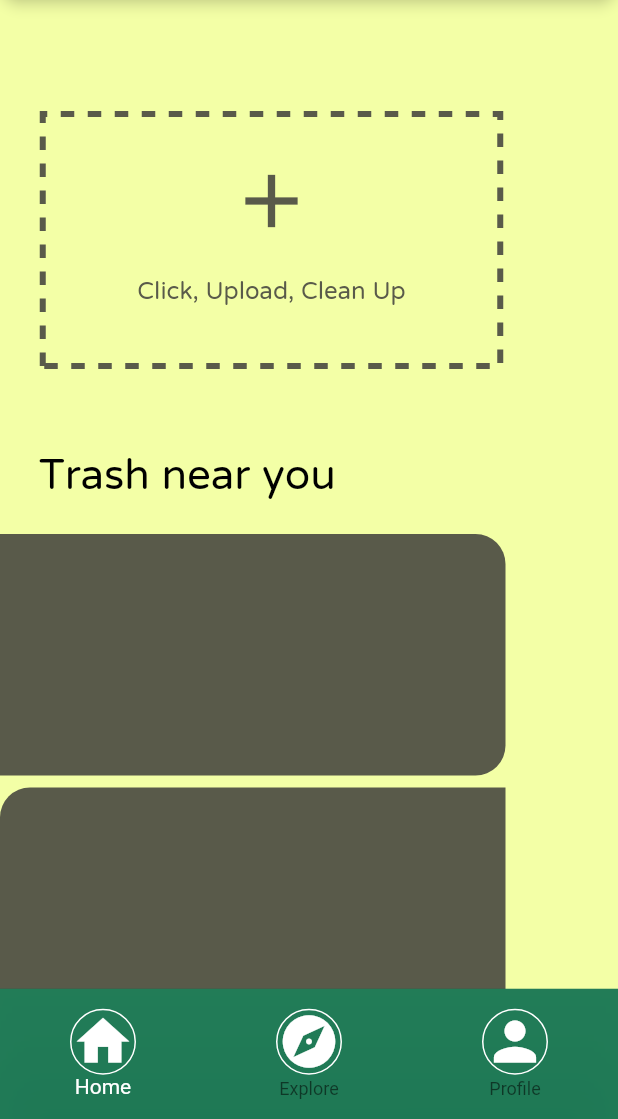
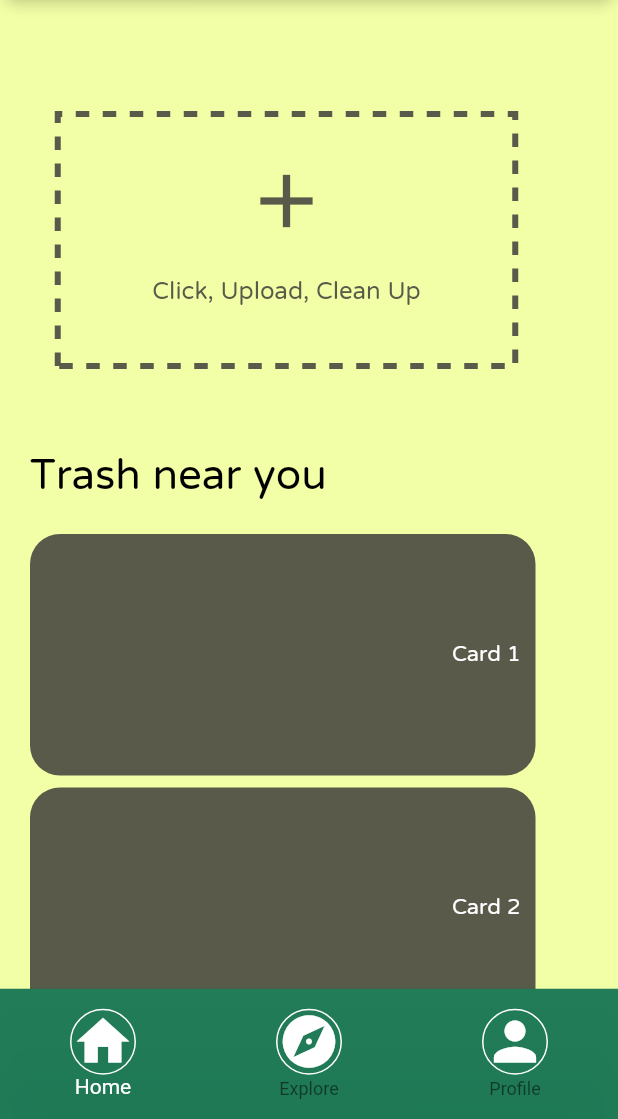
Before and after one commit to spellsharp/trasheroo, a Flutter app: the screen it shows after launch, on a phone screen of 412 x 824 dp, the part 117-1236 px from its top. Run offline on Flutter 3.47's test engine with Material 2 defaults, Android fonts, the light colour scheme and no system bars; drawn by our look-alikes of dotted_border; our stand-ins replace drop_shadow, firebase_auth, firebase_core, font_awesome_flutter, image_picker; accounts and stored records are empty.

Commit message:
finished taking pic and posting issue frontend; homepage with cards and data also finished

```diff
--- a/lib/Feedback.dart
+++ b/lib/Feedback.dart
@@ -35,7 +35,7 @@ class _FeedbackPageState extends State<FeedbackPage> {
   @override
   Widget build(BuildContext context) {
     return Scaffold(
-      backgroundColor: Color.fromRGBO(11, 110, 79, 1),
+      backgroundColor: Color.fromRGBO(243, 255, 166, 1),
       appBar: AppBar(
         title: Text('Feedback'),
       ),
--- a/lib/HomePage.dart
+++ b/lib/HomePage.dart
@@ -3,35 +3,11 @@ import 'package:dotted_border/dotted_border.dart';
 import 'package:trasheroo/SideBar.dart';
 import 'dart:io';
 import 'package:image_picker/image_picker.dart';
-
-class Leftcard extends StatefulWidget {
-  const Leftcard({Key? key}) : super(key: key);
-  @override
-  State<Leftcard> createState() => _LeftcardState();
-}
-
-class _LeftcardState extends State<Leftcard> {
-  @override
-  Widget build(BuildContext context) {
-    return Padding(
-      padding: const EdgeInsets.only(bottom: 8.0),
-      child: Container(
-        height: 161,
-        width: 337,
-        decoration: BoxDecoration(
-          borderRadius: BorderRadius.only(
-            topRight: Radius.circular(20),
-            bottomRight: Radius.circular(20),
-          ),
-          color: Color.fromRGBO(89, 90, 74, 1),
-        ),
-      ),
-    );
-  }
-}
+import 'postIssue.dart';
 
 class RightCard extends StatefulWidget {
-  const RightCard({Key? key}) : super(key: key);
+  final cardData;
+  const RightCard({Key? key, this.cardData}) : super(key: key);
 
   @override
   State<RightCard> createState() => _RightCardState();
@@ -46,13 +22,27 @@ class _RightCardState extends State<RightCard> {
           height: 161,
           width: 337,
           decoration: BoxDecoration(
-          borderRadius: BorderRadius.only(
-            topLeft: Radius.circular(20),
-            bottomLeft: Radius.circular(20),
-          ),
+            borderRadius: BorderRadius.all(Radius.circular(20)),
             color: Color.fromRGBO(89, 90, 74, 1),
           ),
+          child: Column(
+            crossAxisAlignment: CrossAxisAlignment.center,
+            mainAxisAlignment: MainAxisAlignment.center,
+            children: [
+              Row(
+                mainAxisAlignment: MainAxisAlignment.end,
+                crossAxisAlignment: CrossAxisAlignment.center,
+                children: [
+                  Text(widget.cardData,
+                      style: TextStyle(
+                          color: Colors.white,
+                          fontSize: 18,
+                          fontFamily: 'NTR')),
+                  SizedBox(width: 10),
+                ],
               ),
+            ],
+          )),
     );
   }
 }
@@ -72,9 +62,18 @@ class _DottedBoxState extends State<DottedBox> {
       maxHeight: 1080,
       maxWidth: 1080,
     );
+    if (pickedFile != null) {
       setState(() {
-      imageFile = File(pickedFile!.path);
+        imageFile = File(pickedFile.path);
       });
+
+      // Navigate to a new page after selecting a photo
+      Navigator.push(
+        context,
+        MaterialPageRoute(
+            builder: (context) => PostIssue(imageFile: imageFile)),
+      );
+    }
   }
 
   @override
@@ -139,6 +138,26 @@ class localTrash extends StatefulWidget {
 
 class localTrashState extends State<localTrash> {
   late String heading;
+  late String cardData;
+  List<String> _cardData = [
+    'Card 1',
+    'Card 2',
+    'Card 3',
+    'Card 4',
+    'Card 5',
+  ];
+
+  List<Widget> _cardDisplay() {
+    List<Widget> cardList = [];
+
+    for (int i = 0; i < _cardData.length; i++) {
+      cardData = _cardData[i];
+      cardList.add(RightCard(cardData: cardData));
+    }
+
+    return cardList;
+  }
+
   @override
   void initState() {
     super.initState();
@@ -164,6 +183,7 @@ class localTrashState extends State<localTrash> {
             ),
           ),
         ),
+        ..._cardDisplay()
       ],
     );
   }
@@ -177,30 +197,6 @@ class Home extends StatefulWidget {
 }
 
 class _HomeState extends State<Home> {
-  bool _isDrawerOpen = false;
-
-  List<String> _cardData = [
-    'Card 1',
-    'Card 2',
-    'Card 3',
-    'Card 4',
-    'Card 5',
-  ];
-
-  List<Widget> _cardDisplay() {
-    List<Widget> cardList = [];
-
-    for (int i = 0; i < _cardData.length; i++) {
-      if (i % 2 == 0) {
-        cardList.add(Leftcard());
-      } else {
-        cardList.add(RightCard());
-      }
-    }
-
-    return cardList;
-  }
-
   final GlobalKey<ScaffoldState> _scaffoldKey = GlobalKey<ScaffoldState>();
   int _selectedIndex = 0;
   static const List<Widget> _widgetOptions = <Widget>[
@@ -264,13 +260,20 @@ class _HomeState extends State<Home> {
               Row(
                 children: [
                   Column(
+                    crossAxisAlignment: CrossAxisAlignment.center,
                     children: [
                       Padding(
                         padding: EdgeInsets.only(left: 25.0),
                         child: DottedBox(),
                       ),
+                      Row(
+                        children: [
+                          SizedBox(
+                            width: 20,
+                          ),
                           localTrash(),
-                      ..._cardDisplay()
+                        ],
+                      ),
                     ],
                   ),
                 ],
--- a/lib/main.dart
+++ b/lib/main.dart
@@ -2,8 +2,12 @@ import 'package:flutter/material.dart';
 import 'package:dotted_border/dotted_border.dart';
 import 'HomePage.dart';
 import 'SideBar.dart';
+import 'package:firebase_auth/firebase_auth.dart';
+import 'package:firebase_core/firebase_core.dart';
 
-void main() {
+void main() async {
+  WidgetsFlutterBinding.ensureInitialized();
+  await Firebase.initializeApp();
   runApp(const MyApp());
 }
 
@@ -55,9 +59,6 @@ class _MyHomePageState extends State<MyHomePage> {
   int _selectedIndex = 0;
 
   Home _homePage = Home();
-  // bool sideBarOpen = false;
-  // bool _show = true;
-
   static List<Widget> _widgetOptions = <Widget>[
     Home(),
     Text('Explore Page'),
@@ -70,23 +71,12 @@ class _MyHomePageState extends State<MyHomePage> {
     });
   }
 
-  // void showBottomBar() {
-  //   setState(() {
-  //     _show = true;
-  //   });
-  // }
-
-  // void hideBottomBar() {
-  //   setState(() {
-  //     _show = false;
-  //   });
-  // }
-
   @override
   Widget build(BuildContext context) {
     final double appBarHeight = AppBar().preferredSize.height;
     // bool isDrawerOpen = _homePage.isDrawerOpen();
-    return Scaffold(
+    return SafeArea(
+      child: Scaffold(
         backgroundColor: const Color.fromRGBO(243, 255, 166, 1),
         bottomNavigationBar: Container(
           decoration: const BoxDecoration(
@@ -95,18 +85,12 @@ class _MyHomePageState extends State<MyHomePage> {
           ),
           height: 87,
           child: ClipRRect(
-          // borderRadius: const BorderRadius.only(
-          //   topLeft: Radius.circular(25.0),
-          //   topRight: Radius.circular(25.0),
-          // ),
             child: BottomNavigationBar(
               elevation: 30.0,
               backgroundColor: Color.fromRGBO(11, 110, 79, 0.9),
               items: <BottomNavigationBarItem>[
                 BottomNavigationBarItem(
                   icon: Container(
-                    // margin: const EdgeInsets.all(10.0),
-                    // padding: const EdgeInsets.all(1.0),
                       decoration: BoxDecoration(
                           borderRadius: BorderRadius.circular(25),
                           border: Border.all(
@@ -120,8 +104,6 @@ class _MyHomePageState extends State<MyHomePage> {
                 ),
                 BottomNavigationBarItem(
                   icon: Container(
-                    // margin: const EdgeInsets.all(10.0),
-                    // padding: const EdgeInsets.all(1.0),
                       decoration: BoxDecoration(
                           borderRadius: BorderRadius.circular(25),
                           border: Border.all(
@@ -135,8 +117,6 @@ class _MyHomePageState extends State<MyHomePage> {
                 ),
                 BottomNavigationBarItem(
                   icon: Container(
-                    // margin: const EdgeInsets.all(10.0),
-                    // padding: const EdgeInsets.all(1.0),
                       decoration: BoxDecoration(
                           borderRadius: BorderRadius.circular(25),
                           border: Border.all(
@@ -156,6 +136,7 @@ class _MyHomePageState extends State<MyHomePage> {
           ),
         ),
         body: _widgetOptions[_selectedIndex],
+      ),
     );
   }
 }
```
Also changed, not shown: lib/AboutUs.dart (+39 -19 lines), lib/postIssue.dart (added, +121 -0 lines), pubspec.yaml (+7 -2 lines), pubspec.lock, 4 other files. Lines whose indentation alone changed are shown as unchanged.
